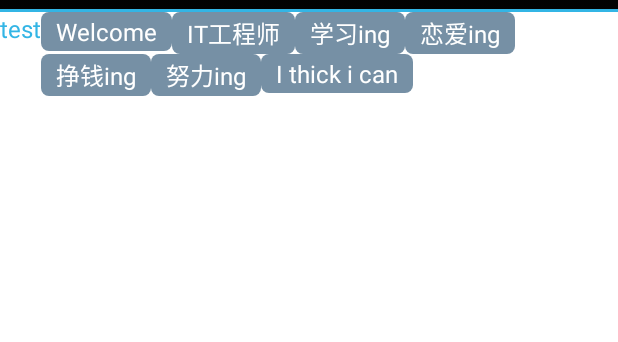
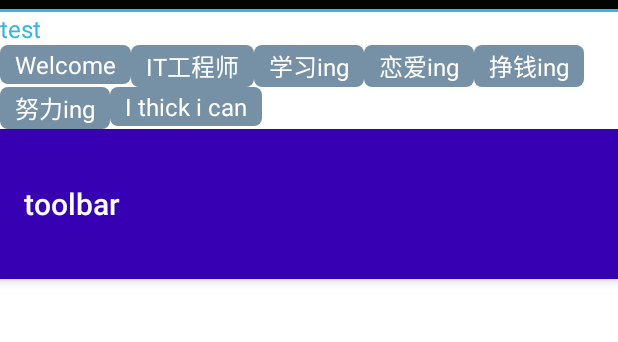
Before and after one commit to YanqiangChen/MyTestDemo, an Android app: the screen it shows after launch (TestActivity), on a phone screen of 412 x 824 dp, the part 60-402 px from its top. Run offline under Robolectric (Android 15) with nearby library versions, the phone set to English and light mode, and no system bars; 3 statements that could not run were skipped.

Commit message:
代码提交

```diff
--- a/app/src/main/res/layout/test.xml
+++ b/app/src/main/res/layout/test.xml
@@ -1,9 +1,10 @@
 <?xml version="1.0" encoding="utf-8"?>
-<LinearLayout
-    xmlns:android="http://schemas.android.com/apk/res/android"
+<LinearLayout xmlns:android="http://schemas.android.com/apk/res/android"
     android:layout_width="match_parent"
     android:layout_height="match_parent"
-    android:background="@color/white">
+    xmlns:app="http://schemas.android.com/apk/res-auto"
+    android:background="@color/white"
+    android:orientation="vertical">
 
 
     <com.test.mytestdemo.ui.CustomView
@@ -43,6 +44,38 @@
 
     </com.test.mytestdemo.ui.FlowLayout>
 
+    <androidx.coordinatorlayout.widget.CoordinatorLayout
+        android:layout_width="match_parent"
+        android:layout_height="wrap_content">
+
+        <com.google.android.material.appbar.AppBarLayout
+            android:layout_width="match_parent"
+            android:layout_height="wrap_content"
+            android:theme="@style/Theme.AppCompat">
+            <androidx.appcompat.widget.Toolbar
+                android:layout_width="match_parent"
+                android:layout_height="100dp"
+                android:background="@color/design_default_color_primary_dark"
+                app:layout_scrollFlags="scroll|snap"
+                app:title="toolbar"/>
+
+        </com.google.android.material.appbar.AppBarLayout>
+
+
+
+
+        <androidx.recyclerview.widget.RecyclerView
+            android:layout_width="match_parent"
+            android:layout_height="match_parent"
+            android:id="@+id/recyler_test"
+            app:layout_behavior="@string/appbar_scrolling_view_behavior">
+
+        </androidx.recyclerview.widget.RecyclerView>
+
+    </androidx.coordinatorlayout.widget.CoordinatorLayout>
+
+
+
 
 
 </LinearLayout>
```
Also changed, not shown: app/src/main/java/com/test/mytestdemo/MoveView.java (added, +94 -0 lines), app/src/main/java/com/test/mytestdemo/RecyclerViewActivity.java (+1 -1 lines), app/src/main/java/com/test/mytestdemo/fileTest/FileChannelTest.java (+0 -1 lines), app/src/main/res/layout/test121.xml (added, +86 -0 lines), app/src/main/res/drawable/test2.jpeg (added).
